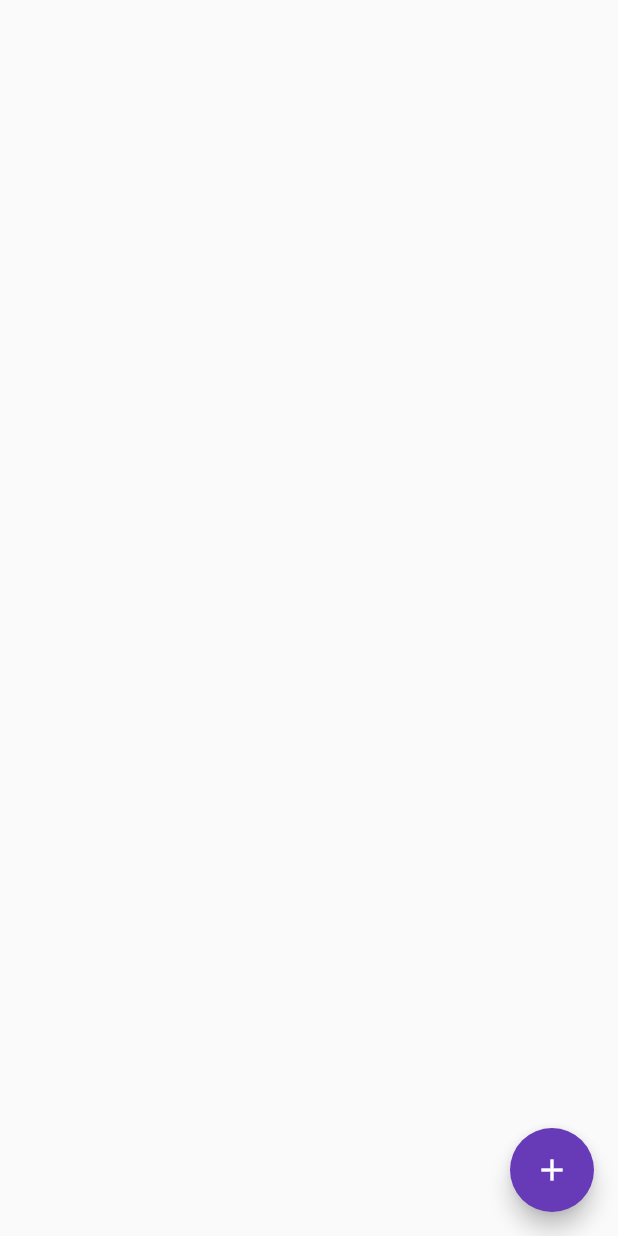
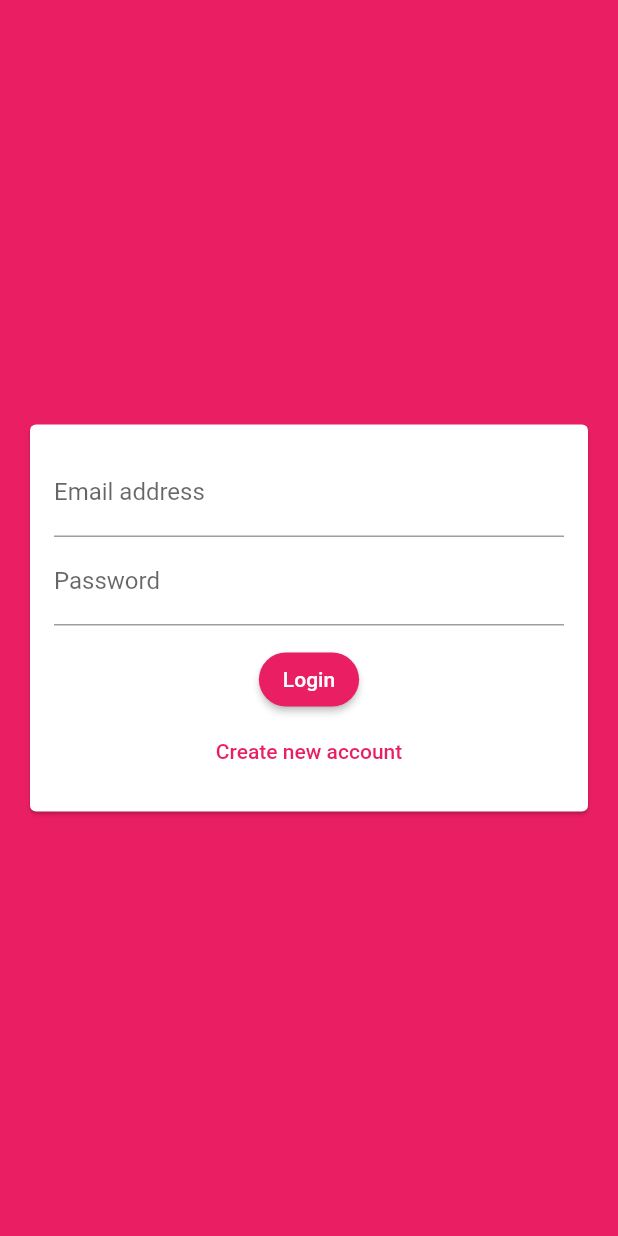
Before and after one commit to realryankim/flutter-chatting-app, a Flutter app: the screen it shows after launch, on a phone screen of 412 x 824 dp. Run offline on Flutter 3.47's test engine with Material 2 defaults, Android fonts, the phone set to English and light mode, and no system bars; our stand-ins replace cloud_firestore, firebase_core, get; accounts and stored records are empty.

Commit message:
add auth_screen

```diff
--- /dev/null
+++ b/lib/bindings/binding.dart
@@ -0,0 +1,9 @@
+import 'package:flutter_chatting_app/controllers/auth_controller.dart';
+import 'package:get/get.dart';
+
+class Binding implements Bindings {
+  @override
+  void dependencies() {
+    Get.lazyPut(() => AuthController());
+  }
+}
--- /dev/null
+++ b/lib/controllers/auth_controller.dart
@@ -0,0 +1,53 @@
+import 'package:flutter/material.dart';
+import 'package:get/get.dart';
+
+class AuthController extends GetxController {
+  final _formKey = GlobalKey<FormState>();
+  RxBool isLogin = true.obs;
+  String userEmail = '';
+  String userName = '';
+  String userPassword = '';
+
+  GlobalKey<FormState> getFormKey() {
+    return _formKey;
+  }
+
+  String? emailValidator(String? value) {
+    if (value!.isEmpty || !value.contains('@')) {
+      return 'Please enter a valid email address.';
+    }
+    return null;
+  }
+
+  String? userNameValidator(String value) {
+    if (value.isEmpty || value.length < 4) {
+      return 'Password must be at least 4 characters long.';
+    }
+    return null;
+  }
+
+  String? passwordValidator(String value) {
+    if (value.isEmpty || value.length < 7) {
+      return 'Password must be at least 7 characters long.';
+    }
+    return null;
+  }
+
+  void trySubmit() {
+    final isValid = _formKey.currentState!.validate();
+    Get.focusScope!.unfocus();
+
+    if (isValid) {
+      _formKey.currentState!.save();
+      print(userEmail);
+      print(userName);
+      print(userPassword);
+
+      // User those values to send our auth request ...
+    }
+  }
+
+  void toggleLoginButton() {
+    isLogin(!isLogin.value);
+  }
+}
--- a/lib/main.dart
+++ b/lib/main.dart
@@ -1,5 +1,7 @@
 import 'package:firebase_core/firebase_core.dart';
 import 'package:flutter/material.dart';
+import 'package:flutter_chatting_app/bindings/binding.dart';
+import 'package:flutter_chatting_app/screens/auth_screen.dart';
 import 'package:flutter_chatting_app/screens/chat_screen.dart';
 import 'package:get/get.dart';
 
@@ -31,8 +33,12 @@ class MyApp extends StatelessWidget {
           ),
         ),
       ),
+      initialBinding: Binding(),
       initialRoute: '/',
-      getPages: [GetPage(name: '/', page: () => ChatScreen())],
+      getPages: [
+        GetPage(name: '/', page: () => AuthScreen()),
+        GetPage(name: '/chat', page: () => ChatScreen()),
+      ],
     );
   }
 }
--- /dev/null
+++ b/lib/screens/auth_screen.dart
@@ -0,0 +1,21 @@
+import 'package:flutter/material.dart';
+import 'package:flutter_chatting_app/widgets/auth/auth_form.dart';
+import 'package:get/get.dart';
+
+class AuthScreen extends StatelessWidget {
+  const AuthScreen({Key? key}) : super(key: key);
+
+  @override
+  Widget build(BuildContext context) {
+    return Scaffold(
+      backgroundColor: Theme.of(context).primaryColor,
+      body: GestureDetector(
+        behavior: HitTestBehavior.translucent,
+        onTap: () {
+          Get.focusScope!.unfocus();
+        },
+        child: AuthForm(),
+      ),
+    );
+  }
+}
--- /dev/null
+++ b/lib/widgets/auth/auth_form.dart
@@ -0,0 +1,92 @@
+import 'package:flutter/material.dart';
+import 'package:flutter_chatting_app/controllers/auth_controller.dart';
+import 'package:get/get.dart';
+
+class AuthForm extends GetView<AuthController> {
+  AuthForm({Key? key}) : super(key: key);
+
+  @override
+  Widget build(BuildContext context) {
+    return Center(
+      child: Card(
+        margin: EdgeInsets.all(20),
+        child: SingleChildScrollView(
+          child: Padding(
+            padding: EdgeInsets.all(16),
+            child: Form(
+              key: controller.getFormKey(),
+              child: Obx(
+                () => Column(
+                  mainAxisSize: MainAxisSize.min,
+                  children: [
+                    TextFormField(
+                      key: ValueKey('email'),
+                      validator: (value) {
+                        return controller.emailValidator(value!);
+                      },
+                      keyboardType: TextInputType.emailAddress,
+                      decoration: InputDecoration(
+                        labelText: 'Email address',
+                      ),
+                      onSaved: (value) {
+                        controller.userEmail = value!;
+                      },
+                    ),
+                    // Login 모드가 아닐 때만 = SignUp 모드일 때만 보이도록
+                    if (!controller.isLogin.value)
+                      TextFormField(
+                        key: ValueKey('username'),
+                        validator: (value) {
+                          return controller.userNameValidator(value!);
+                        },
+                        decoration: InputDecoration(labelText: 'Username'),
+                        onSaved: (value) {
+                          controller.userName = value!;
+                        },
+                      ),
+                    TextFormField(
+                        key: ValueKey('password'),
+                        validator: (value) {
+                          return controller.passwordValidator(value!);
+                        },
+                        decoration: InputDecoration(labelText: 'Password'),
+                        obscureText: true,
+                        onSaved: (value) {
+                          controller.userPassword = value!;
+                        }),
+                    SizedBox(height: 12),
+                    ElevatedButton(
+                      child:
+                          Text(controller.isLogin.value ? 'Login' : 'Signup'),
+                      style: ElevatedButton.styleFrom(
+                        shape: RoundedRectangleBorder(
+                          borderRadius: BorderRadius.circular(20.0),
+                        ),
+                        primary: Colors.pink,
+                        onPrimary: Colors.white,
+                      ),
+                      onPressed: () {
+                        controller.trySubmit();
+                      },
+                    ),
+                    TextButton(
+                      child: Text(controller.isLogin.value
+                          ? 'Create new account'
+                          : 'I already have an account'),
+                      style: TextButton.styleFrom(
+                        primary: Colors.pink,
+                      ),
+                      onPressed: () {
+                        controller.toggleLoginButton();
+                      },
+                    ),
+                  ],
+                ),
+              ),
+            ),
+          ),
+        ),
+      ),
+    );
+  }
+}
```
